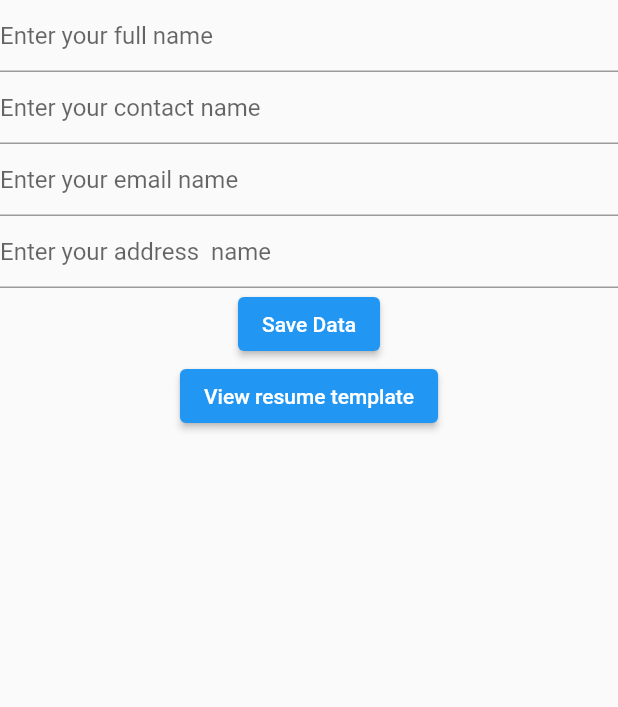
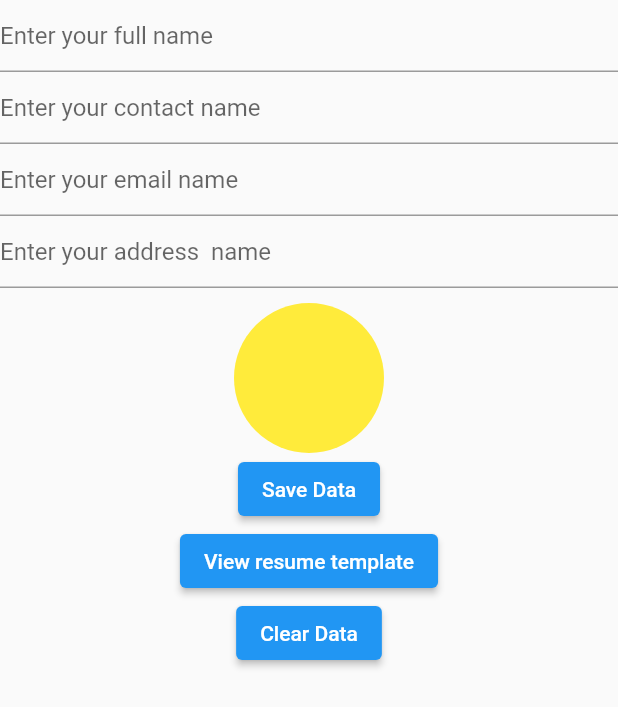
Before and after one commit to rutviksorathia/resume_builder, a Flutter app: the screen it shows after launch, on a phone screen of 412 x 824 dp. Shown: the top 707 px of the screen. Run offline on Flutter 3.47's test engine with Material 2 defaults, Android fonts, the phone set to English and light mode, and no system bars; our stand-ins replace get, image_cropper, image_picker, shared_preferences, stacked.

Commit message:
feat: clear data

```diff
--- a/lib/view/home/home_view.dart
+++ b/lib/view/home/home_view.dart
@@ -6,6 +6,7 @@
 
 import 'package:flutter/material.dart';
 import 'package:get/route_manager.dart';
+import 'package:image_picker/image_picker.dart';
 import 'package:resume_builder/view/home/home_viewmodel.dart';
 import 'package:stacked/stacked.dart';
 
@@ -54,6 +55,21 @@ class SharedPreferencesDemoState extends State<SharedPreferencesDemo> {
                     hintText: 'Enter your address  name',
                   ),
                 ),
+                const SizedBox(height: 10),
+                GestureDetector(
+                  onTap: () =>
+                      model.handleCameraOrGalleryButtonTap(ImageSource.gallery),
+                  child: Container(
+                    height: 100,
+                    width: 100,
+                    decoration: ShapeDecoration(
+                      shape: RoundedRectangleBorder(
+                        borderRadius: BorderRadius.circular(50),
+                      ),
+                      color: Colors.yellow,
+                    ),
+                  ),
+                ),
                 ElevatedButton(
                   onPressed: () {
                     model.saveData();
@@ -64,6 +80,10 @@ class SharedPreferencesDemoState extends State<SharedPreferencesDemo> {
                   onPressed: () => model.handlePromoButtonTap(),
                   child: const Text('View resume template'),
                 ),
+                ElevatedButton(
+                  onPressed: () => model.clearData(),
+                  child: const Text('Clear Data'),
+                ),
               ],
             ),
           ),
--- a/pubspec.yaml
+++ b/pubspec.yaml
@@ -40,6 +40,8 @@ dependencies:
   get: ^4.1.4
   get_storage: ^2.0.1
   get_it: ^7.1.3
+  image_picker: ^1.0.1
+  image_cropper: ^5.0.0
 
 dev_dependencies:
   flutter_test:
```
Also changed, not shown: lib/view/home/home_viewmodel.dart (+36 -0 lines), pubspec.lock, 6 other files.
